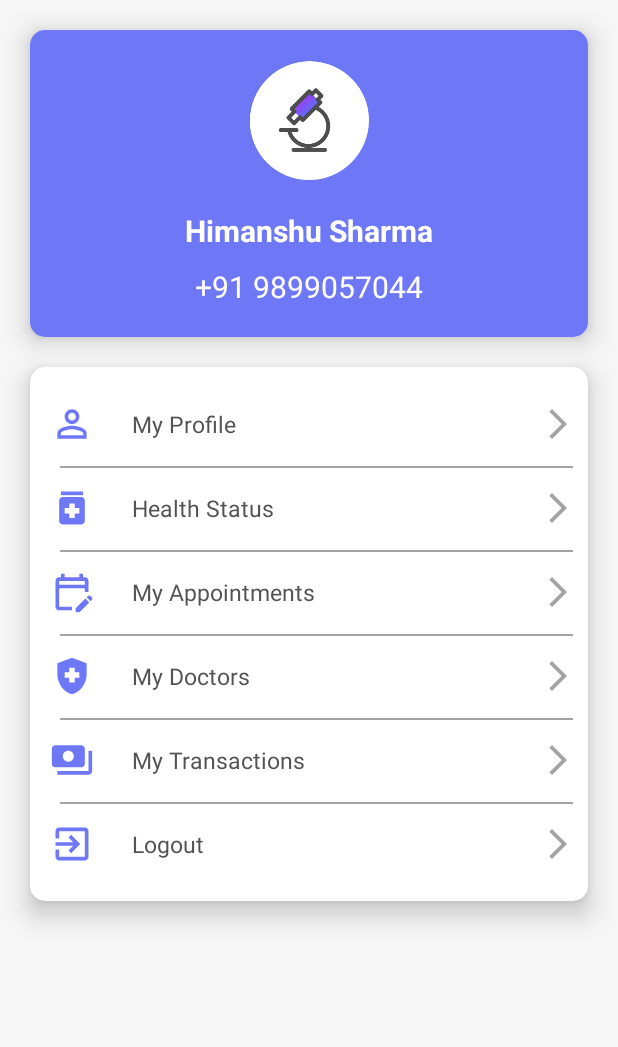
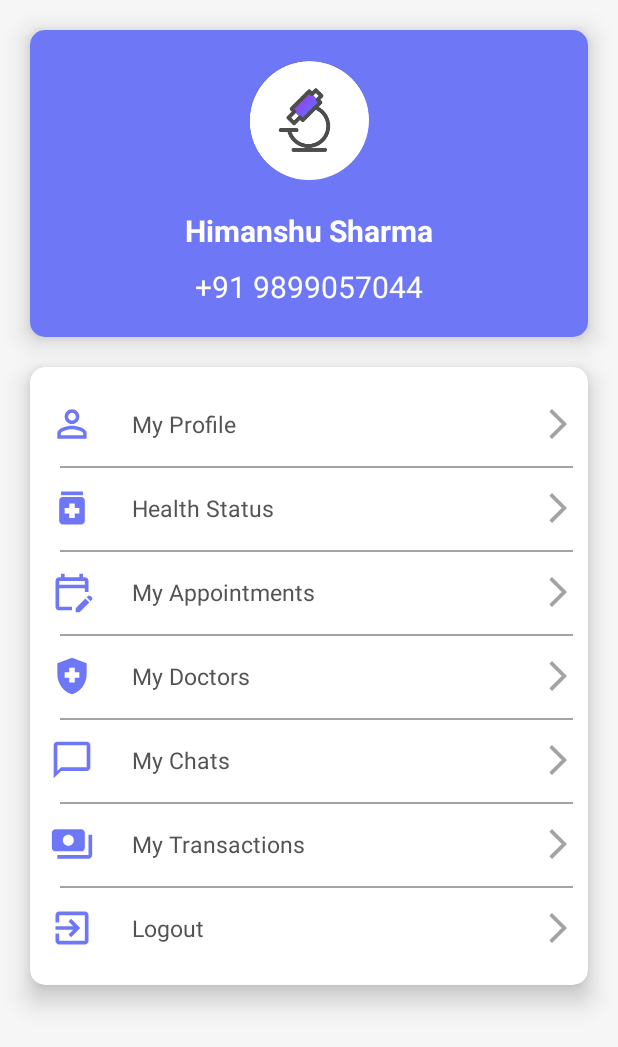
Before and after one commit to daphnis-services-apps/DTCSkinClinic, an Android app: the layout fragment_my_account.xml on its own in the app's theme, with its tools: preview values and no code run, on a phone screen of 412 x 824 dp. Shown: the top 1047 px of the screen. Run offline under Robolectric (Android 15) with nearby library versions, the phone set to English and light mode, and no system bars.

Commit message:
added MyChat option in My Account

```diff
--- a/app/src/main/java/com/daphnistech/dtcskinclinic/activity/DoctorDashboard.java
+++ b/app/src/main/java/com/daphnistech/dtcskinclinic/activity/DoctorDashboard.java
@@ -148,4 +148,8 @@ public class DoctorDashboard extends AppCompatActivity {
         dialog.findViewById(R.id.confirm).setOnClickListener(confirm -> finish());
         dialog.findViewById(R.id.cancel).setOnClickListener(cancel -> dialog.dismiss());
     }
+
+    public void setBottomSelected() {
+        chipNavigationBar.setItemSelected(R.id.chat, true);
+    }
 }
--- a/app/src/main/java/com/daphnistech/dtcskinclinic/activity/PatientDashboard.java
+++ b/app/src/main/java/com/daphnistech/dtcskinclinic/activity/PatientDashboard.java
@@ -152,4 +152,8 @@ public class PatientDashboard extends AppCompatActivity {
         dialog.findViewById(R.id.confirm).setOnClickListener(confirm -> finish());
         dialog.findViewById(R.id.cancel).setOnClickListener(cancel -> dialog.dismiss());
     }
+
+    public void setBottomSelected() {
+        chipNavigationBar.setItemSelected(R.id.chat, true);
+    }
 }
--- a/app/src/main/res/layout/fragment_my_account.xml
+++ b/app/src/main/res/layout/fragment_my_account.xml
@@ -248,13 +248,51 @@
                     app:layout_constraintTop_toBottomOf="@+id/myDoctorsLayout" />
 
                 <LinearLayout
+                    android:id="@+id/myChatLayout"
+                    android:layout_width="match_parent"
+                    android:layout_height="wrap_content"
+                    android:gravity="center_vertical"
+                    android:padding="8dp"
+                    app:layout_constraintTop_toBottomOf="@id/myDoctorsLayout">
+
+                    <ImageView
+                        android:layout_width="40dp"
+                        android:layout_height="40dp"
+                        android:padding="5dp"
+                        android:src="@drawable/ic_baseline_chat_bubble_outline_24" />
+
+                    <TextView
+                        android:id="@+id/chats"
+                        android:layout_width="wrap_content"
+                        android:layout_height="wrap_content"
+                        android:layout_marginStart="20dp"
+                        android:layout_weight="2"
+                        android:text="My Chats"
+                        android:textColor="@color/good_grey"
+                        android:textSize="15sp" />
+
+                    <ImageView
+                        android:layout_width="wrap_content"
+                        android:layout_height="wrap_content"
+                        android:src="@drawable/ic_baseline_arrow_forward_ios_24" />
+                </LinearLayout>
+
+                <View
+                    android:layout_width="match_parent"
+                    android:layout_height="1dp"
+                    android:layout_marginStart="20dp"
+                    android:layout_marginEnd="10dp"
+                    android:background="@color/hint"
+                    app:layout_constraintTop_toBottomOf="@+id/myChatLayout" />
+
+                <LinearLayout
                     android:id="@+id/reminderLayout"
                     android:layout_width="match_parent"
                     android:layout_height="wrap_content"
                     android:gravity="center_vertical"
                     android:padding="8dp"
                     android:visibility="gone"
-                    app:layout_constraintTop_toBottomOf="@id/myDoctorsLayout">
+                    app:layout_constraintTop_toBottomOf="@id/myChatLayout">
 
                     <ImageView
                         android:layout_width="40dp"
```
Also changed, not shown: app/src/main/java/com/daphnistech/dtcskinclinic/account/MyAccount.java (+17 -1 lines), app/src/main/java/com/daphnistech/dtcskinclinic/adapter/MyPatientDoctorAdapter.java (+10 -2 lines).
